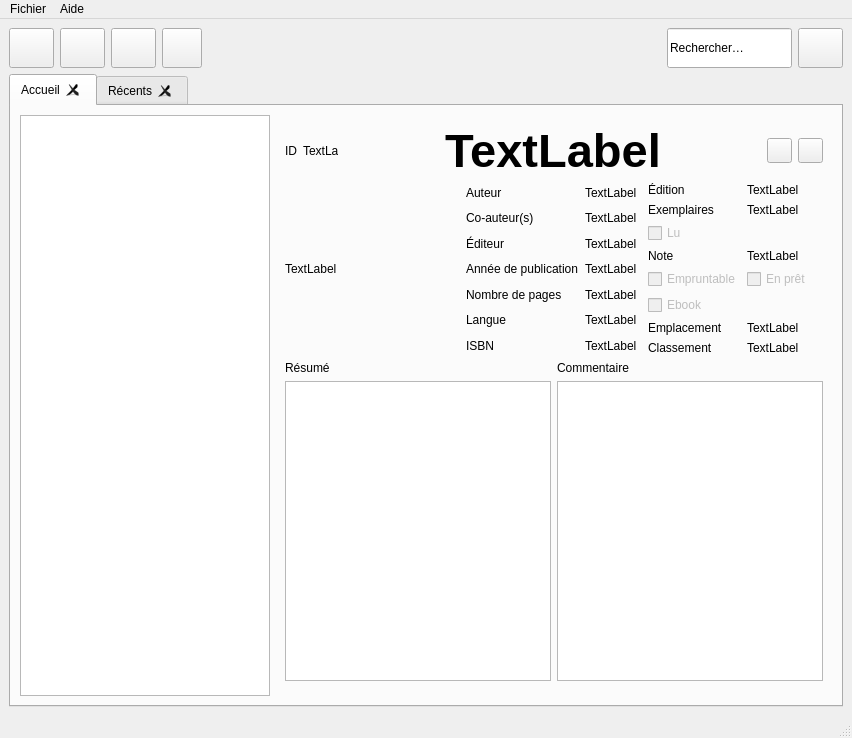
Old version of the form dadabooks.ui in the repository chindit/dadabooks.
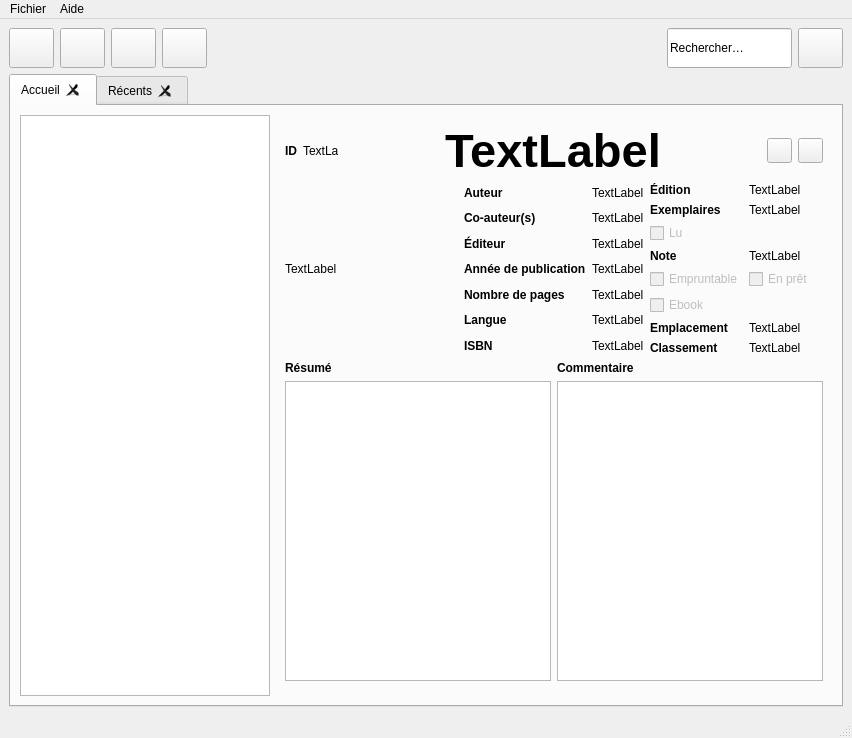
New version of the form. The open tabs and pages were chosen to show the change. Icons and pictures are not drawn.

Patch:
```diff
--- a/dadabooks.ui
+++ b/dadabooks.ui
@@ -107,6 +107,12 @@
           <verstretch>0</verstretch>
          </sizepolicy>
         </property>
+        <property name="minimumSize">
+         <size>
+          <width>45</width>
+          <height>40</height>
+         </size>
+        </property>
         <property name="maximumSize">
          <size>
           <width>45</width>
@@ -703,6 +709,12 @@
                   <height>16777215</height>
                  </size>
                 </property>
+                <property name="font">
+                 <font>
+                  <weight>75</weight>
+                  <bold>true</bold>
+                 </font>
+                </property>
                 <property name="text">
                  <string>ID</string>
                 </property>
@@ -805,6 +817,12 @@
               </property>
               <item row="6" column="0">
                <widget class="QLabel" name="label_39">
+                <property name="font">
+                 <font>
+                  <weight>75</weight>
+                  <bold>true</bold>
+                 </font>
+                </property>
                 <property name="text">
                  <string>Emplacement</string>
                 </property>
@@ -826,6 +844,12 @@
               </item>
               <item row="0" column="0">
                <widget class="QLabel" name="label_33">
+                <property name="font">
+                 <font>
+                  <weight>75</weight>
+                  <bold>true</bold>
+                 </font>
+                </property>
                 <property name="text">
                  <string>Édition</string>
                 </property>
@@ -863,6 +887,12 @@
               </item>
               <item row="1" column="0">
                <widget class="QLabel" name="label_35">
+                <property name="font">
+                 <font>
+                  <weight>75</weight>
+                  <bold>true</bold>
+                 </font>
+                </property>
                 <property name="text">
                  <string>Exemplaires</string>
                 </property>
@@ -887,6 +917,12 @@
               </item>
               <item row="3" column="0">
                <widget class="QLabel" name="label_37">
+                <property name="font">
+                 <font>
+                  <weight>75</weight>
+                  <bold>true</bold>
+                 </font>
+                </property>
                 <property name="text">
                  <string>Note</string>
                 </property>
@@ -901,6 +937,12 @@
               </item>
               <item row="7" column="0">
                <widget class="QLabel" name="label_13">
+                <property name="font">
+                 <font>
+                  <weight>75</weight>
+                  <bold>true</bold>
+                 </font>
+                </property>
                 <property name="text">
                  <string>Classement</string>
                 </property>
@@ -919,6 +961,12 @@
              <layout class="QGridLayout" name="gridLayout_12">
               <item row="3" column="0">
                <widget class="QLabel" name="label_25">
+                <property name="font">
+                 <font>
+                  <weight>75</weight>
+                  <bold>true</bold>
+                 </font>
+                </property>
                 <property name="text">
                  <string>Année de publication</string>
                 </property>
@@ -926,6 +974,12 @@
               </item>
               <item row="0" column="0">
                <widget class="QLabel" name="label_19">
+                <property name="font">
+                 <font>
+                  <weight>75</weight>
+                  <bold>true</bold>
+                 </font>
+                </property>
                 <property name="text">
                  <string>Auteur</string>
                 </property>
@@ -947,6 +1001,12 @@
               </item>
               <item row="4" column="0">
                <widget class="QLabel" name="label_27">
+                <property name="font">
+                 <font>
+                  <weight>75</weight>
+                  <bold>true</bold>
+                 </font>
+                </property>
                 <property name="text">
                  <string>Nombre de pages</string>
                 </property>
@@ -954,6 +1014,12 @@
               </item>
               <item row="2" column="0">
                <widget class="QLabel" name="label_23">
+                <property name="font">
+                 <font>
+                  <weight>75</weight>
+                  <bold>true</bold>
+                 </font>
+                </property>
                 <property name="text">
                  <string>Éditeur</string>
                 </property>
@@ -961,6 +1027,12 @@
               </item>
               <item row="1" column="0">
                <widget class="QLabel" name="label_21">
+                <property name="font">
+                 <font>
+                  <weight>75</weight>
+                  <bold>true</bold>
+                 </font>
+                </property>
                 <property name="text">
                  <string>Co-auteur(s)</string>
                 </property>
@@ -996,6 +1068,12 @@
               </item>
               <item row="5" column="0">
                <widget class="QLabel" name="label_29">
+                <property name="font">
+                 <font>
+                  <weight>75</weight>
+                  <bold>true</bold>
+                 </font>
+                </property>
                 <property name="text">
                  <string>Langue</string>
                 </property>
@@ -1003,6 +1081,12 @@
               </item>
               <item row="6" column="0">
                <widget class="QLabel" name="label_31">
+                <property name="font">
+                 <font>
+                  <weight>75</weight>
+                  <bold>true</bold>
+                 </font>
+                </property>
                 <property name="text">
                  <string>ISBN</string>
                 </property>
@@ -1021,6 +1105,12 @@
              <layout class="QGridLayout" name="gridLayout_14">
               <item row="0" column="1">
                <widget class="QLabel" name="label_42">
+                <property name="font">
+                 <font>
+                  <weight>75</weight>
+                  <bold>true</bold>
+                 </font>
+                </property>
                 <property name="text">
                  <string>Commentaire</string>
                 </property>
@@ -1028,6 +1118,12 @@
               </item>
               <item row="0" column="0">
                <widget class="QLabel" name="label_41">
+                <property name="font">
+                 <font>
+                  <weight>75</weight>
+                  <bold>true</bold>
+                 </font>
+                </property>
                 <property name="text">
                  <string>Résumé</string>
                 </property>
```
Left out of the diff: 86 changed lines with no effect on the pictures.
